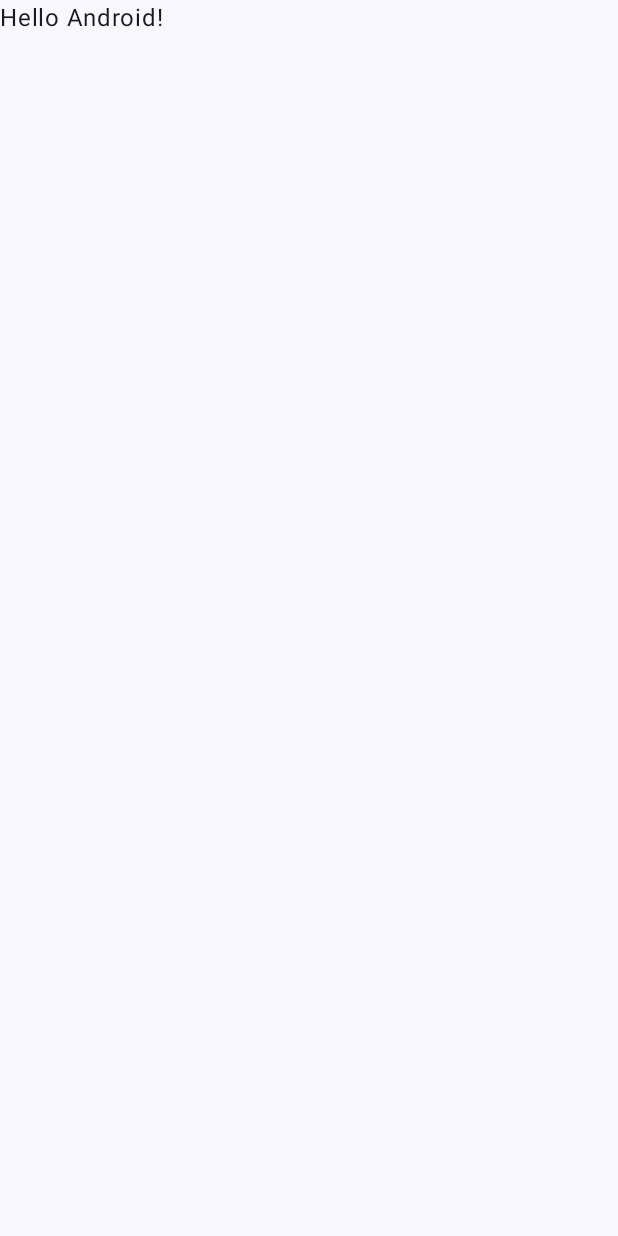
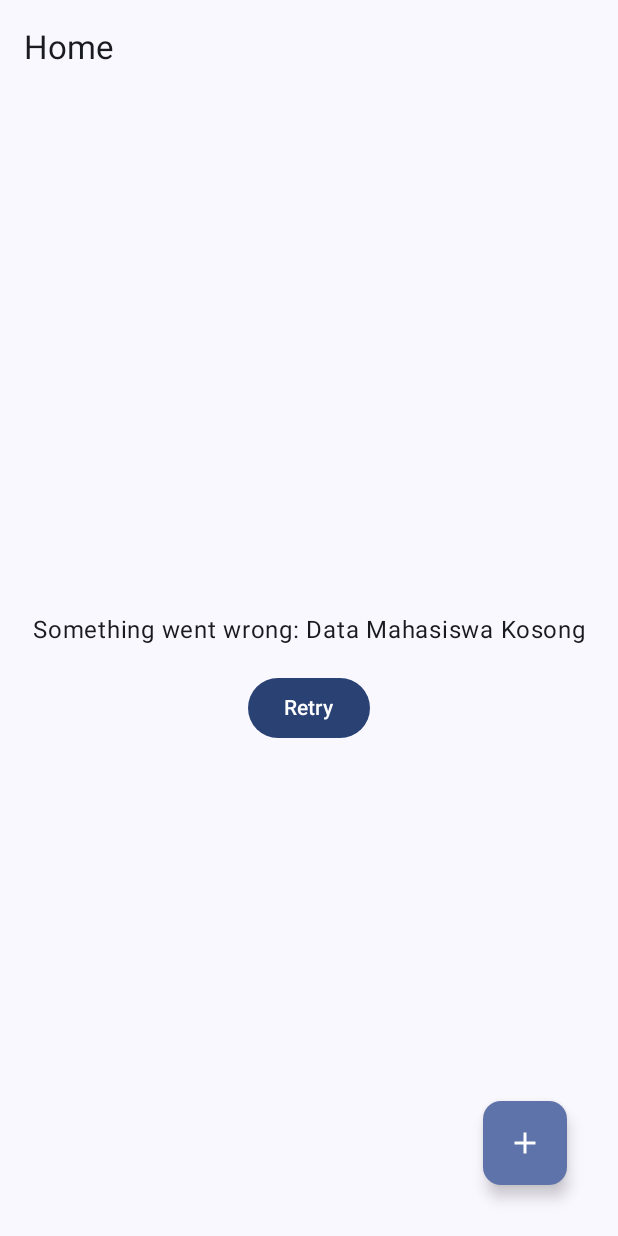
Before and after one commit to Defarrel/QuestFireBase_033, an Android app built with Jetpack Compose: the screen it shows after launch (MainActivity), on a phone screen of 412 x 824 dp. Before the commit the screen is almost empty. Run offline under Robolectric (Android 15) with nearby library versions, the phone set to English and light mode, and no system bars; our stand-ins replace Firebase (no records; nobody signed in at launch, a user with empty details on screens opened directly).

Commit message:
Menambahkan Fungsi GetAllMahasiswa

```diff
--- a/app/src/main/AndroidManifest.xml
+++ b/app/src/main/AndroidManifest.xml
@@ -2,7 +2,10 @@
 <manifest xmlns:android="http://schemas.android.com/apk/res/android"
     xmlns:tools="http://schemas.android.com/tools">
 
+    <uses-permission android:name="android.permission.INTERNET" />
+    <uses-permission android:name="android.permission.ACCESS_NETWORK_STATE" />
     <application
+        android:name=".MahasiswaApp"
         android:allowBackup="true"
         android:dataExtractionRules="@xml/data_extraction_rules"
         android:fullBackupContent="@xml/backup_rules"
--- /dev/null
+++ b/app/src/main/java/com/example/tugas_pertemuan14/MahasiswaApp.kt
@@ -0,0 +1,12 @@
+package com.example.tugas_pertemuan14
+
+import android.app.Application
+import com.example.tugas_pertemuan14.di.MahasiswaContainer
+
+class MahasiswaApp:Application() {
+    lateinit var container: MahasiswaContainer
+    override fun onCreate() {
+        super.onCreate()
+        container = MahasiswaContainer()
+    }
+}
--- a/app/src/main/java/com/example/tugas_pertemuan14/MainActivity.kt
+++ b/app/src/main/java/com/example/tugas_pertemuan14/MainActivity.kt
@@ -11,6 +11,7 @@ import androidx.compose.material3.Text
 import androidx.compose.runtime.Composable
 import androidx.compose.ui.Modifier
 import androidx.compose.ui.tooling.preview.Preview
+import com.example.tugas_pertemuan14.ui.home.pages.HomeScreen
 import com.example.tugas_pertemuan14.ui.theme.Tugas_Pertemuan14Theme
 
 class MainActivity : ComponentActivity() {
@@ -20,28 +21,12 @@ class MainActivity : ComponentActivity() {
         setContent {
             Tugas_Pertemuan14Theme {
                 Scaffold(modifier = Modifier.fillMaxSize()) { innerPadding ->
-                    Greeting(
-                        name = "Android",
-                        modifier = Modifier.padding(innerPadding)
+                    HomeScreen(
+                        modifier = Modifier.padding(innerPadding),
+                        navigateToItemEntry = {}
                     )
                 }
             }
         }
     }
 }
-
-@Composable
-fun Greeting(name: String, modifier: Modifier = Modifier) {
-    Text(
-        text = "Hello $name!",
-        modifier = modifier
-    )
-}
-
-@Preview(showBackground = true)
-@Composable
-fun GreetingPreview() {
-    Tugas_Pertemuan14Theme {
-        Greeting("Android")
-    }
-}
--- /dev/null
+++ b/app/src/main/java/com/example/tugas_pertemuan14/di/MahasiswaContainer.kt
@@ -0,0 +1,16 @@
+package com.example.tugas_pertemuan14.di
+
+import com.example.tugas_pertemuan14.repository.NetworkRepositoryMhs
+import com.example.tugas_pertemuan14.repository.RepositoryMhs
+import com.google.firebase.firestore.FirebaseFirestore
+
+interface AppContainer{
+    val repositoryMhs: RepositoryMhs
+}
+
+class MahasiswaContainer : AppContainer {
+    private val firestore: FirebaseFirestore = FirebaseFirestore.getInstance()
+    override val repositoryMhs: RepositoryMhs by lazy {
+        NetworkRepositoryMhs(firestore)
+    }
+}
--- /dev/null
+++ b/app/src/main/java/com/example/tugas_pertemuan14/repository/NetworkRepositoryMhs.kt
@@ -0,0 +1,45 @@
+package com.example.tugas_pertemuan14.repository
+
+import com.example.tugas_pertemuan14.model.Mahasiswa
+import com.google.firebase.firestore.FirebaseFirestore
+import com.google.firebase.firestore.Query
+import kotlinx.coroutines.channels.awaitClose
+import kotlinx.coroutines.flow.Flow
+import kotlinx.coroutines.flow.callbackFlow
+
+class NetworkRepositoryMhs (
+    private val fireStore: FirebaseFirestore
+): RepositoryMhs{
+    override suspend fun insertMhs(mahasiswa: Mahasiswa) {
+        TODO("Not yet implemented")
+    }
+
+    override fun getAllMhs(): Flow<List<Mahasiswa>> = callbackFlow {
+        val mhsCollection = fireStore.collection("Mahasiswa")
+            .orderBy("nim", Query.Direction.ASCENDING)
+            //method yang disediakan untuk
+            .addSnapshotListener{value, error, ->
+                if (value != null) {
+                    val mhsList = value.documents.mapNotNull {
+                        it.toObject(Mahasiswa::class.java)
+                    }
+                    trySend(mhsList)
+                }
+            }
+        awaitClose()
+        mhsCollection.remove()
+    }
+
+    override fun getMhs(nim: String): Flow<Mahasiswa> {
+        TODO("Not yet implemented")
+    }
+
+    override suspend fun deleteMhs(mahasiswa: Mahasiswa) {
+        TODO("Not yet implemented")
+    }
+
+    override suspend fun updateMhs(mahasiswa: Mahasiswa) {
+        TODO("Not yet implemented")
+    }
+
+}
--- /dev/null
+++ b/app/src/main/java/com/example/tugas_pertemuan14/repository/RepositoryMhs.kt
@@ -0,0 +1,16 @@
+package com.example.tugas_pertemuan14.repository
+
+import com.example.tugas_pertemuan14.model.Mahasiswa
+import kotlinx.coroutines.flow.Flow
+
+interface RepositoryMhs {
+    suspend fun insertMhs(mahasiswa: Mahasiswa)
+
+    fun getAllMhs(): Flow<List<Mahasiswa>>
+
+    fun getMhs(nim: String): Flow<Mahasiswa>
+
+    suspend fun deleteMhs(mahasiswa: Mahasiswa)
+
+    suspend fun updateMhs(mahasiswa: Mahasiswa)
+}
--- /dev/null
+++ b/app/src/main/java/com/example/tugas_pertemuan14/ui/PenyediaViewModel.kt
@@ -0,0 +1,36 @@
+package com.example.tugas_pertemuan14.ui
+
+import androidx.lifecycle.ViewModelProvider
+import androidx.lifecycle.createSavedStateHandle
+import androidx.lifecycle.viewmodel.CreationExtras
+import androidx.lifecycle.viewmodel.initializer
+import androidx.lifecycle.viewmodel.viewModelFactory
+import com.example.tugas_pertemuan14.MahasiswaApp
+import com.example.tugas_pertemuan14.model.Mahasiswa
+import com.example.tugas_pertemuan14.ui.home.viewmodel.HomeViewModel
+
+object PenyediaViewModel{
+    val Factory = viewModelFactory {
+        initializer {
+            HomeViewModel(
+                MahasiswaApp().container.repositoryMhs)
+        }
+/*        initializer {
+            InsertViewModel(
+                MahasiswaApplication().container.kontakRepository)
+        }
+        initializer {
+            DetailViewModel(
+                createSavedStateHandle(),
+                MahasiswaApplication().container.kontakRepository)
+        }
+        initializer {
+            UpdateViewModel(
+                createSavedStateHandle(),
+                MahasiswaApplication().container.kontakRepository)
+        }*/
+    }
+}
+
+fun CreationExtras.MahasiswaApp(): MahasiswaApp =
+    (this[ViewModelProvider.AndroidViewModelFactory.APPLICATION_KEY] as MahasiswaApp)
--- /dev/null
+++ b/app/src/main/java/com/example/tugas_pertemuan14/ui/home/pages/HomeView.kt
@@ -0,0 +1,242 @@
+package com.example.tugas_pertemuan14.ui.home.pages
+
+import androidx.compose.foundation.Image
+import androidx.compose.foundation.clickable
+import androidx.compose.foundation.layout.Arrangement
+import androidx.compose.foundation.layout.Box
+import androidx.compose.foundation.layout.Column
+import androidx.compose.foundation.layout.PaddingValues
+import androidx.compose.foundation.layout.Row
+import androidx.compose.foundation.layout.Spacer
+import androidx.compose.foundation.layout.fillMaxSize
+import androidx.compose.foundation.layout.fillMaxWidth
+import androidx.compose.foundation.layout.padding
+import androidx.compose.foundation.layout.size
+import androidx.compose.foundation.lazy.LazyColumn
+import androidx.compose.foundation.lazy.items
+import androidx.compose.material.icons.Icons
+import androidx.compose.material.icons.filled.Add
+import androidx.compose.material.icons.filled.Delete
+import androidx.compose.material3.AlertDialog
+import androidx.compose.material3.Button
+import androidx.compose.material3.Card
+import androidx.compose.material3.CardDefaults
+import androidx.compose.material3.ExperimentalMaterial3Api
+import androidx.compose.material3.FloatingActionButton
+import androidx.compose.material3.Icon
+import androidx.compose.material3.IconButton
+import androidx.compose.material3.MaterialTheme
+import androidx.compose.material3.Scaffold
+import androidx.compose.material3.Text
+import androidx.compose.material3.TextButton
+import androidx.compose.material3.TopAppBar
+import androidx.compose.material3.TopAppBarDefaults
+import androidx.compose.runtime.Composable
+import androidx.compose.runtime.getValue
+import androidx.compose.runtime.mutableStateOf
+import androidx.compose.runtime.saveable.rememberSaveable
+import androidx.compose.runtime.setValue
+import androidx.compose.ui.Alignment
+import androidx.compose.ui.Modifier
+import androidx.compose.ui.input.nestedscroll.nestedScroll
+import androidx.compose.ui.res.painterResource
+import androidx.compose.ui.res.stringResource
+import androidx.compose.ui.unit.dp
+import androidx.core.app.NotificationCompat.MessagingStyle.Message
+import androidx.lifecycle.viewmodel.compose.viewModel
+import com.example.tugas_pertemuan14.model.Mahasiswa
+import com.example.tugas_pertemuan14.ui.PenyediaViewModel
+import com.example.tugas_pertemuan14.ui.home.viewmodel.HomeUiState
+import com.example.tugas_pertemuan14.ui.home.viewmodel.HomeViewModel
+
+@OptIn(ExperimentalMaterial3Api::class)
+@Composable
+fun HomeScreen(
+    navigateToItemEntry:() -> Unit,
+    modifier: Modifier = Modifier,
+    onDetailClick: (String) -> Unit = {},
+    viewModel: HomeViewModel = viewModel(factory = PenyediaViewModel.Factory)
+){
+    val scrollBehavior = TopAppBarDefaults.enterAlwaysScrollBehavior()
+    Scaffold(
+        modifier = modifier.nestedScroll(scrollBehavior.nestedScrollConnection),
+        topBar = {
+            TopAppBar(
+                title = {
+                    Text("Home")
+                }
+            )
+        },
+        floatingActionButton = {
+            FloatingActionButton(
+                onClick = navigateToItemEntry,
+                shape = MaterialTheme.shapes.medium,
+                modifier = Modifier.padding(18.dp)
+            ) {
+                Icon(imageVector = Icons.Default.Add, contentDescription = "Add Mahasiswa")
+            }
+        },
+    ) { innerPadding ->
+        HomeStatus(
+            homeUiState = viewModel.mhsUiState,
+            retryAction = {viewModel.getMhs()}, modifier = Modifier.padding(innerPadding),
+            onDetailClick = onDetailClick,
+            onDeleteClick = {
+                viewModel.getMhs()
+            }
+        )
+    }
+}
+
+@Composable
+fun HomeStatus(
+    homeUiState: HomeUiState,
+    retryAction: () -> Unit,
+    modifier: Modifier = Modifier,
+    onDetailClick: (String) -> Unit,
+    onDeleteClick: (Mahasiswa) -> Unit = {},
+){
+    var deleteConfirmationRequired by rememberSaveable { mutableStateOf<Mahasiswa?>(null) }
+    when (homeUiState) {
+        is HomeUiState.Loading -> OnLoading(modifier = modifier.fillMaxSize())
+
+        is HomeUiState.Success -> {
+            MhsLayout(
+                mahasiswa = homeUiState.data,
+                modifier = modifier.fillMaxWidth(),
+                onDetailClick = { onDetailClick(it.nim) },
+                onDeleteClick = {
+                    onDeleteClick(it)
+                }
+            )
+            deleteConfirmationRequired?.let { data ->
+                DeleteConfirmationDialog(
+                    onDeleteConfirm = {
+                        onDeleteClick(data)
+                        deleteConfirmationRequired = null
+                    },
+                    onDeleteCancel = {
+                        deleteConfirmationRequired = null
+                    })
+            }
+        }
+        is HomeUiState.Error -> OnError(retryAction, modifier = modifier.fillMaxSize(), message = homeUiState.e.message ?: "Error")
+    }
+}
+
+@Composable
+fun OnLoading(modifier: Modifier = Modifier){
+    Text("Loading...", modifier = modifier)
+}
+
+@Composable
+fun OnError(retryAction: () -> Unit,
+            message: String, modifier: Modifier = Modifier){
+    Column(
+        modifier = modifier,
+        verticalArrangement = Arrangement.Center,
+        horizontalAlignment = Alignment.CenterHorizontally
+    ) {
+        Text(text = "Something went wrong: $message", modifier = Modifier.padding(16.dp))
+        Button(onClick = retryAction) {
+            Text(text = "Retry")
+        }
+    }
+}
+
+@Composable
+fun MhsLayout(
+    mahasiswa: List<Mahasiswa>,
+    modifier: Modifier = Modifier,
+    onDetailClick: (Mahasiswa) -> Unit,
+    onDeleteClick: (Mahasiswa) -> Unit = {}
+){
+    LazyColumn(
+        modifier = modifier,
+        contentPadding = PaddingValues(16.dp),
+        verticalArrangement = Arrangement.spacedBy(16.dp)
+    ) {
+        items(
+            items = mahasiswa,
+            itemContent = { mhs->
+                MhsCard(
+                    mahasiswa = mhs,
+                    modifier = Modifier.fillMaxWidth()
+                        .clickable{ onDetailClick(mhs) },
+                    onDeleteClick ={
+                        onDeleteClick(mhs)
+                    }
+                )
+            }
+        )
+    }
+}
+
+@Composable
+fun MhsCard(
+    mahasiswa: Mahasiswa,
+    modifier: Modifier = Modifier,
+    onDeleteClick: (Mahasiswa) -> Unit = {}
+){
+    Card (
+        modifier = modifier,
+        shape = MaterialTheme.shapes.small,
+        elevation = CardDefaults.cardElevation(defaultElevation = 8.dp)
+    ){
+        Column(
+            modifier = Modifier.padding(16.dp),
+            verticalArrangement = Arrangement.spacedBy(8.dp)
+        ) {
+            Row(
+                modifier = Modifier.fillMaxWidth(),
+                verticalAlignment = Alignment.CenterVertically
+            ){
+                Text(
+                    text = mahasiswa.nama,
+                    style = MaterialTheme.typography.titleLarge
+                )
+                Spacer(Modifier.weight(1f))
+                IconButton(onClick = { onDeleteClick (mahasiswa)}) {
+                    Icon(
+                        imageVector = Icons.Default.Delete,
+                        contentDescription = null
+                    )
+                }
+            }
+            Text(
+                text = mahasiswa.nim,
+                style = MaterialTheme.typography.titleLarge
+            )
+            Text(
+                text = mahasiswa.kelas,
+                style = MaterialTheme.typography.titleLarge
+            )
+            Text(
+                text = mahasiswa.alamat,
+                style = MaterialTheme.typography.titleLarge
+            )
+        }
+    }
+}
+
+@Composable
+private fun DeleteConfirmationDialog(
+    onDeleteConfirm: () -> Unit,
+    onDeleteCancel: () -> Unit,
+    modifier: Modifier = Modifier
+){
+    AlertDialog(onDismissRequest = {/*Do Nothing*/},
+        title = { Text("Delete Data") },
+        text = { Text("Apakah anda yakin ingin menghapus data ini?") },
+        modifier = modifier,
+        dismissButton = {
+            TextButton(onClick = onDeleteCancel) {
+                Text("Cancel")
+            }
+        },
+        confirmButton = {
+            TextButton(onClick = onDeleteConfirm) {
+                Text("Yes")
+            }
+        })
+}
--- /dev/null
+++ b/app/src/main/java/com/example/tugas_pertemuan14/ui/home/viewmodel/HomeViewModel.kt
@@ -0,0 +1,49 @@
+package com.example.tugas_pertemuan14.ui.home.viewmodel
+
+import androidx.compose.runtime.getValue
+import androidx.compose.runtime.mutableStateOf
+import androidx.compose.runtime.setValue
+import androidx.lifecycle.ViewModel
+import androidx.lifecycle.viewModelScope
+import com.example.tugas_pertemuan14.model.Mahasiswa
+import com.example.tugas_pertemuan14.repository.RepositoryMhs
+import kotlinx.coroutines.flow.catch
+import kotlinx.coroutines.flow.onStart
+import kotlinx.coroutines.launch
+import java.io.IOException
+
+class HomeViewModel(
+    private val repositoryMhs: RepositoryMhs
+) : ViewModel(){
+    var mhsUiState: HomeUiState by mutableStateOf(HomeUiState.Loading)
+        private set
+
+    init {
+        getMhs()
+    }
+
+    fun getMhs(){
+        viewModelScope.launch {
+            repositoryMhs.getAllMhs()
+                .onStart {
+                    mhsUiState = HomeUiState.Loading
+                }
+                .catch {
+                    mhsUiState = HomeUiState.Error(e = it)
+                }
+                .collect{
+                    mhsUiState = if (it.isEmpty()) {
+                        HomeUiState.Error(Exception("Data Mahasiswa Kosong"))
+                    } else {
+                        HomeUiState.Success(it)
+                    }
+                }
+        }
+    }
+}
+
+sealed class HomeUiState{
+    object Loading : HomeUiState()
+    data class Success(val data: List<Mahasiswa>) : HomeUiState()
+    data class Error(val e: Throwable) : HomeUiState()
+}
--- a/build.gradle.kts
+++ b/build.gradle.kts
@@ -2,4 +2,5 @@
 plugins {
     alias(libs.plugins.android.application) apply false
     alias(libs.plugins.kotlin.android) apply false
+    id("com.google.gms.google-services") version "4.4.2" apply false
 }
--- a/gradle/libs.versions.toml
+++ b/gradle/libs.versions.toml
@@ -7,11 +7,14 @@ junitVersion = "1.2.1"
 espressoCore = "3.6.1"
 lifecycleRuntimeKtx = "2.8.7"
 activityCompose = "1.9.3"
+lifecycleViewmodelCompose = "2.6.2"
 composeBom = "2024.04.01"
+firebaseFirestore = "25.1.1"
 
 [libraries]
 androidx-core-ktx = { group = "androidx.core", name = "core-ktx", version.ref = "coreKtx" }
 junit = { group = "junit", name = "junit", version.ref = "junit" }
+androidx-lifecycle-viewmodel-compose = { module = "androidx.lifecycle:lifecycle-viewmodel-compose", version.ref = "lifecycleViewmodelCompose" }
 androidx-junit = { group = "androidx.test.ext", name = "junit", version.ref = "junitVersion" }
 androidx-espresso-core = { group = "androidx.test.espresso", name = "espresso-core", version.ref = "espressoCore" }
 androidx-lifecycle-runtime-ktx = { group = "androidx.lifecycle", name = "lifecycle-runtime-ktx", version.ref = "lifecycleRuntimeKtx" }
@@ -24,6 +27,7 @@ androidx-ui-tooling-preview = { group = "androidx.compose.ui", name = "ui-toolin
 androidx-ui-test-manifest = { group = "androidx.compose.ui", name = "ui-test-manifest" }
 androidx-ui-test-junit4 = { group = "androidx.compose.ui", name = "ui-test-junit4" }
 androidx-material3 = { group = "androidx.compose.material3", name = "material3" }
+firebase-firestore = { group = "com.google.firebase", name = "firebase-firestore", version.ref = "firebaseFirestore" }
 
 [plugins]
 android-application = { id = "com.android.application", version.ref = "agp" }
```
Also changed, not shown: app/build.gradle.kts (+7 -1 lines), app/src/main/java/com/example/tugas_pertemuan14/model/Mahasiswa.kt (added, +12 -0 lines), 1 other file.
